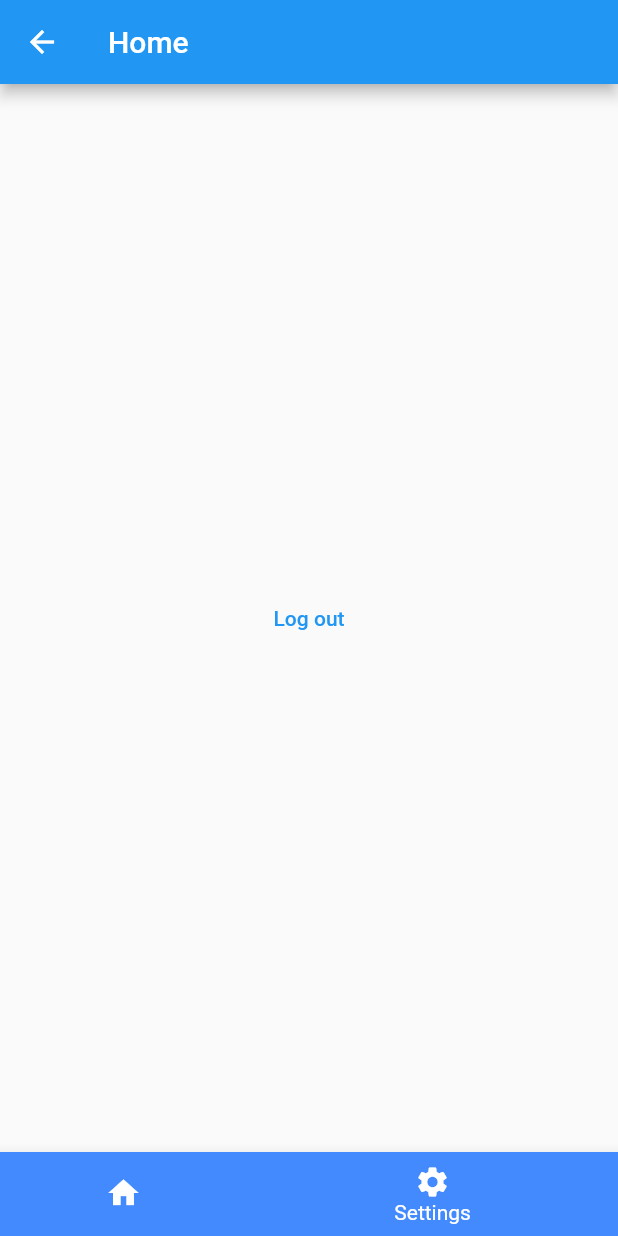
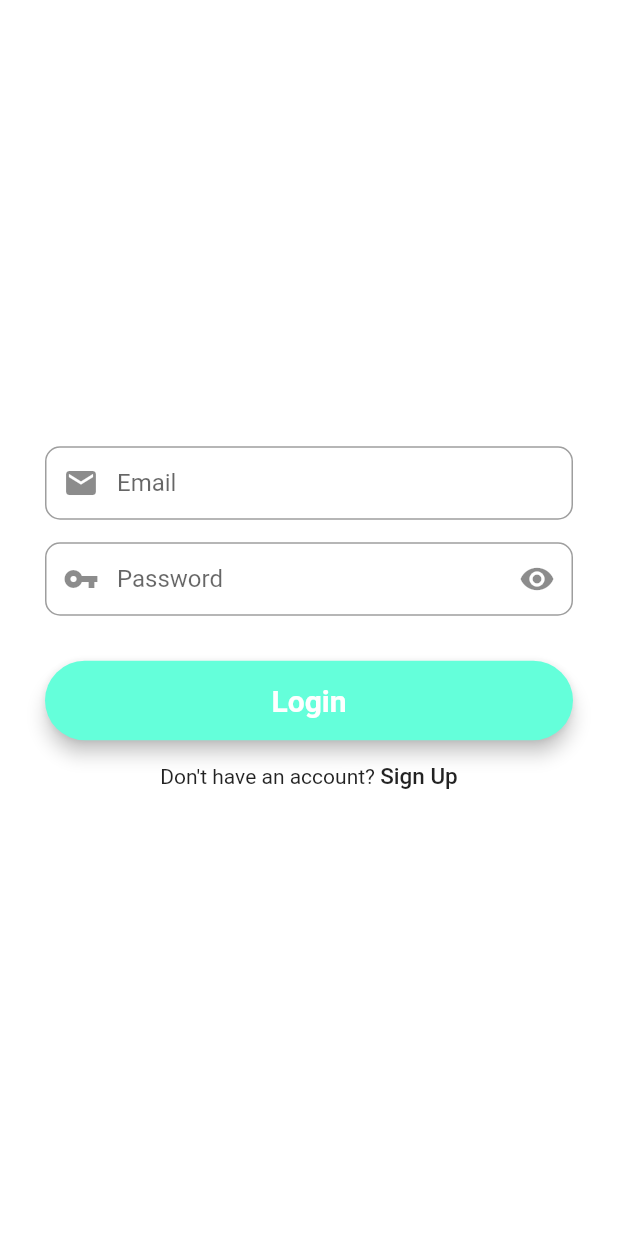
Before and after one commit to twhc20/OCD-flutter-project, a Flutter app: the MainPages screen opened directly, item 2 of the bottom bar chosen, after a tap on "Log out", on a phone screen of 412 x 824 dp. Run offline on Flutter 3.47's test engine with Material 2 defaults, Android fonts, the phone set to English and light mode, and no system bars; our stand-ins replace firebase_auth, firebase_core, firebase_dynamic_links; accounts and stored records are empty.

```diff
--- a/lib/main_pages.dart
+++ b/lib/main_pages.dart
@@ -31,8 +31,8 @@ class _MainPagesState extends State<MainPages> {
           });
         },
         items: const <BottomNavigationBarItem>[
-          BottomNavigationBarItem(icon: Icon(Icons.home), label: 'Home', backgroundColor: Colors.blueAccent,),
-          BottomNavigationBarItem(icon: Icon(Icons.settings),label: 'Settings',backgroundColor: Colors.blueAccent,),
+          BottomNavigationBarItem(icon: Icon(Icons.home), label: 'Home', backgroundColor: Colors.tealAccent,),
+          BottomNavigationBarItem(icon: Icon(Icons.settings),label: 'Settings',backgroundColor: Colors.tealAccent,),
         ],
       ),
     );
--- a/lib/pages/home_page.dart
+++ b/lib/pages/home_page.dart
@@ -12,7 +12,7 @@ class _HomePageState extends State<HomePage> {
   @override
   Widget build(BuildContext context) {
     return const Scaffold(
-      body: Center(child: Text("Home Page"),),
+      body: Center(child: Text('Home Page'),),
     );
   }
 }
--- a/lib/pages/settings_page.dart
+++ b/lib/pages/settings_page.dart
@@ -2,6 +2,7 @@ import 'package:firebase_core/firebase_core.dart';
 import 'package:flutter/material.dart';
 import 'package:firebase_auth/firebase_auth.dart';
 import 'package:firebase_dynamic_links/firebase_dynamic_links.dart';
+import 'package:ocd_flutter_app/screens/login_screen.dart';
 
 class SettingsPage extends StatefulWidget {
   const SettingsPage({Key? key}) : super(key: key);
@@ -17,7 +18,12 @@ class _SettingsPageState extends State<SettingsPage> {
       body: Center(
         child: TextButton(
             onPressed: () async{
-              await FirebaseAuth.instance.signOut();
+              // await FirebaseAuth.instance.signOut();
+              Navigator.pushAndRemoveUntil(
+                  context,
+                  MaterialPageRoute(builder: (context) => const LoginScreen()),
+                    (Route<dynamic> route) => false,
+              );
             }, child: const Text('Log out')),
       ),
     );
--- /dev/null
+++ b/lib/screens/login_screen.dart
@@ -0,0 +1,146 @@
+import 'package:flutter/material.dart';
+import 'package:ocd_flutter_app/main_pages.dart';
+import 'package:ocd_flutter_app/screens/register_screen.dart';
+
+class LoginScreen extends StatefulWidget {
+  const LoginScreen({Key? key}) : super(key: key);
+
+  @override
+  _LoginScreenState createState() => _LoginScreenState();
+}
+
+class _LoginScreenState extends State<LoginScreen> {
+
+  // form key
+  final _formKey = GlobalKey<FormState>();
+
+  // editing controller
+  final TextEditingController emailController = TextEditingController();
+  final TextEditingController passwordController = TextEditingController();
+
+  // obscure password toggle
+  bool _obscureText = true;
+
+  @override
+  Widget build(BuildContext context) {
+
+    // email field
+    final emailField = TextFormField(
+      autofocus: false,
+      controller: emailController,
+      keyboardType: TextInputType.emailAddress,
+      //validator: () {},
+      onSaved: (value) {
+        emailController.text = value!;
+      },
+      textInputAction: TextInputAction.next,
+      decoration: InputDecoration(
+        prefixIcon: const Icon(Icons.mail),
+        contentPadding: const EdgeInsets.fromLTRB(20, 15, 20, 15),
+        labelText: 'Email',
+        border: OutlineInputBorder(
+          borderRadius: BorderRadius.circular(10),
+        ),
+      ),
+    );
+
+    // password field
+    final passwordField = TextFormField(
+      autofocus: false,
+      controller: passwordController,
+      obscureText: _obscureText,
+      enableSuggestions: false,
+      autocorrect: false,
+      //validator: () {},
+      onSaved: (value) {
+        passwordController.text = value!;
+      },
+      textInputAction: TextInputAction.done,
+      decoration: InputDecoration(
+        prefixIcon: const Icon(Icons.vpn_key),
+        suffixIcon: IconButton(
+          icon: Icon( _obscureText ? Icons.visibility : Icons.visibility_off),
+          onPressed: () {
+            setState(() {
+              _obscureText = !_obscureText;
+            });
+          },
+        ),
+        contentPadding: const EdgeInsets.fromLTRB(20, 15, 20, 15),
+        labelText: 'Password',
+        border: OutlineInputBorder(
+          borderRadius: BorderRadius.circular(10),
+        ),
+      ),
+    );
+
+    final loginButton = Material(
+      elevation: 5,
+      borderRadius: BorderRadius.circular(30),
+      color: Colors.tealAccent,
+      child: MaterialButton(
+        padding: const EdgeInsets.fromLTRB(20, 15, 20, 15),
+        minWidth: MediaQuery.of(context).size.width,
+        onPressed: () {
+          Navigator.pushReplacement(
+              context,
+              MaterialPageRoute(builder: (context) => const MainPages()));
+        },
+        child: const Text(
+          'Login',
+          textAlign: TextAlign.center,
+          style: TextStyle(
+            fontSize: 20,
+            color: Colors.white,
+            fontWeight: FontWeight.bold,
+          ),
+        ),
+      ),
+    );
+
+    return Scaffold(
+      backgroundColor: Colors.white,
+      body: Center(
+        child: SingleChildScrollView(
+          child: Container(
+            color: Colors.white,
+            padding: const EdgeInsets.all(30.0),
+            child: Form(
+              key: _formKey,
+              child: Column(
+                mainAxisAlignment: MainAxisAlignment.center,
+                crossAxisAlignment: CrossAxisAlignment.center,
+                children: <Widget>[
+                  emailField,
+                  const SizedBox(height: 15),
+                  passwordField,
+                  const SizedBox(height: 30),
+                  loginButton,
+                  const SizedBox(height: 15),
+                  Row(
+                    mainAxisAlignment: MainAxisAlignment.center,
+                    children: <Widget>[
+                      const Text("Don't have an account? "),
+                      GestureDetector(onTap: () {
+                        Navigator.push(context,
+                            MaterialPageRoute(builder: (context) => const RegisterScreen())
+                        );
+                      },
+                        child: const Text("Sign Up",
+                          style: TextStyle(
+                            fontWeight: FontWeight.w500,
+                            fontSize: 15,
+                          ),
+                        ),
+                      )
+                    ],
+                  ),
+                ],
+              ),
+            ),
+          ),
+        ),
+      ),
+    );
+  }
+}
--- a/pubspec.yaml
+++ b/pubspec.yaml
@@ -44,6 +44,8 @@ dependencies:
   # The following adds the Cupertino Icons font to your application.
   # Use with the CupertinoIcons class for iOS style icons.
   cupertino_icons: ^1.0.2
+
+  fluttertoast: ^8.0.7
 
 dev_dependencies:
   flutter_test:
```
Also changed, not shown: lib/login_register/login_page.dart (+8 -2 lines), lib/login_register/register_page.dart (+6 -1 lines), lib/main.dart (+7 -2 lines), lib/screens/register_screen.dart (added, +180 -0 lines), pubspec.lock.
